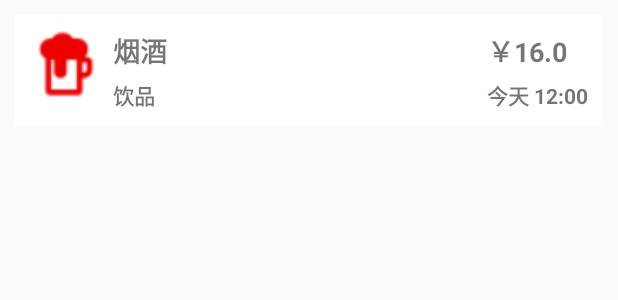
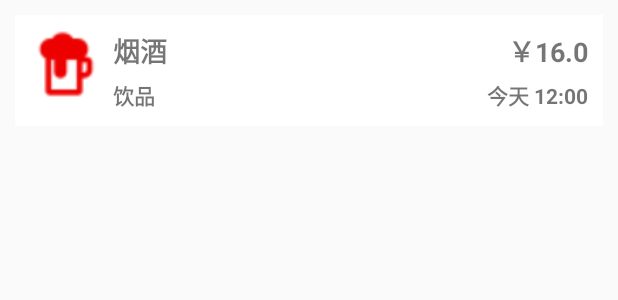
Before and after one commit to Arete-FFF/WhereYourMoney, an Android app: the layout item_mainlv.xml on its own in the app's theme, with its tools: preview values and no code run, on a phone screen of 412 x 824 dp. Shown: the top 300 px of the screen. Run offline under Robolectric (Android 15) with nearby library versions, the phone set to English and light mode, and no system bars.

Commit message:
结束啦！

```diff
--- a/app/src/main/java/com/fxy/greatassignment/MainActivity.java
+++ b/app/src/main/java/com/fxy/greatassignment/MainActivity.java
@@ -58,7 +58,7 @@ public class MainActivity extends AppCompatActivity implements View.OnClickListe
         initView();
         // 设置长按方法
         setLVLongClickListener();
-        // 设置非实时更新
+        // 设置非实时更新,主要针对预算，有可能未点击确定但是退出了程序
         preferences = getSharedPreferences("budget", Context.MODE_PRIVATE);
         // 添加listview 头布局
         addLVHeaderView();
--- a/app/src/main/java/com/fxy/greatassignment/database/DBManager.java
+++ b/app/src/main/java/com/fxy/greatassignment/database/DBManager.java
@@ -23,7 +23,7 @@ public class DBManager {
      * 初始化数据库对象
      */
     public static void initDB(Context context) {
-        DBOpenHelper helper = new DBOpenHelper(context);  //得到帮助类对象
+        DBOpenHelper helper = new DBOpenHelper(context);  //得到helper类对象
         db = helper.getWritableDatabase();      //得到数据库对象
     }
 
@@ -200,7 +200,7 @@ public class DBManager {
     public static List<AccountBean> getAllAccountListFromAccounttb() {
         List<AccountBean> list = new ArrayList<>();
         // 查询所有数据
-        String sql = "select * from accounttb order by year, month, day desc";
+        String sql = "select * from accounttb order by year DESC, month DESC, day DESC";
         Cursor cursor = db.rawQuery(sql, null);
         while (cursor.moveToNext()) {
             @SuppressLint("Range") int id = cursor.getInt(cursor.getColumnIndex("id"));
--- a/app/src/main/res/layout/item_mainlv.xml
+++ b/app/src/main/res/layout/item_mainlv.xml
@@ -48,6 +48,7 @@
             android:id="@+id/item_mainlv_tv_money"
             android:layout_width="wrap_content"
             android:layout_height="wrap_content"
+            android:layout_gravity="right"
             android:text="￥16.0"
             android:textSize="18sp"
             android:textStyle="bold" />
@@ -58,6 +59,7 @@
             android:layout_height="wrap_content"
             android:layout_marginTop="5dp"
             android:text="今天 12:00"
+            android:layout_gravity="right"
             android:textSize="14sp"
             android:textStyle="bold" />
     </LinearLayout>
```
Also changed, not shown: app/src/main/java/com/fxy/greatassignment/utils/RemarkDialog.java (+11 -10 lines), 3 other files.
